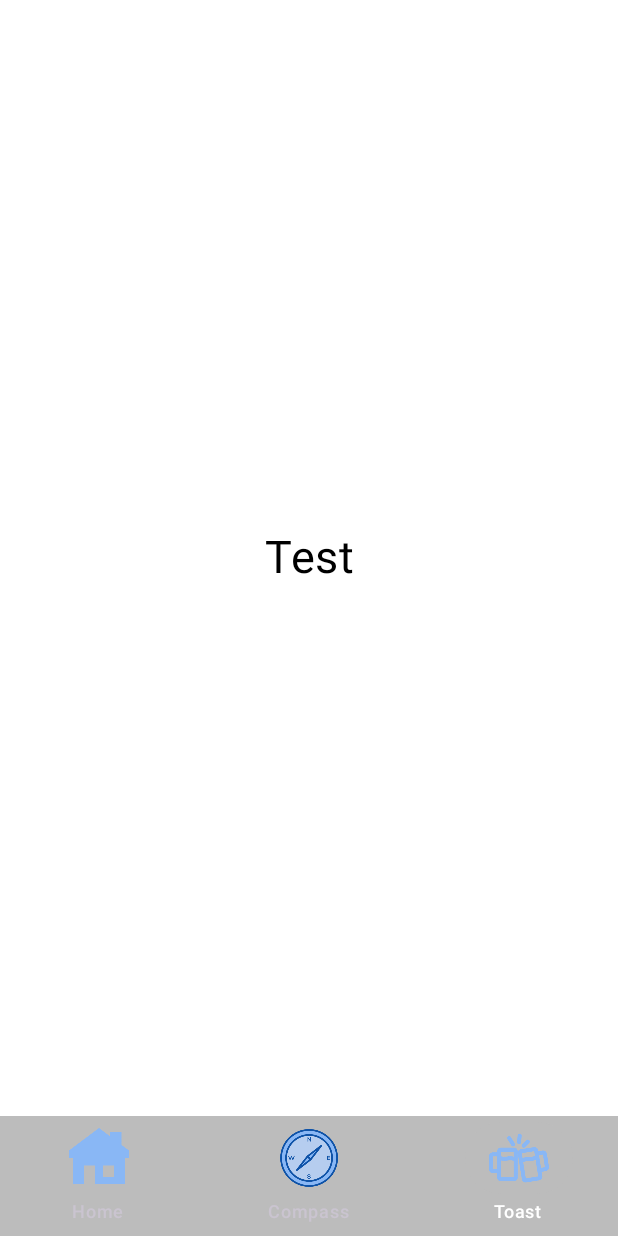
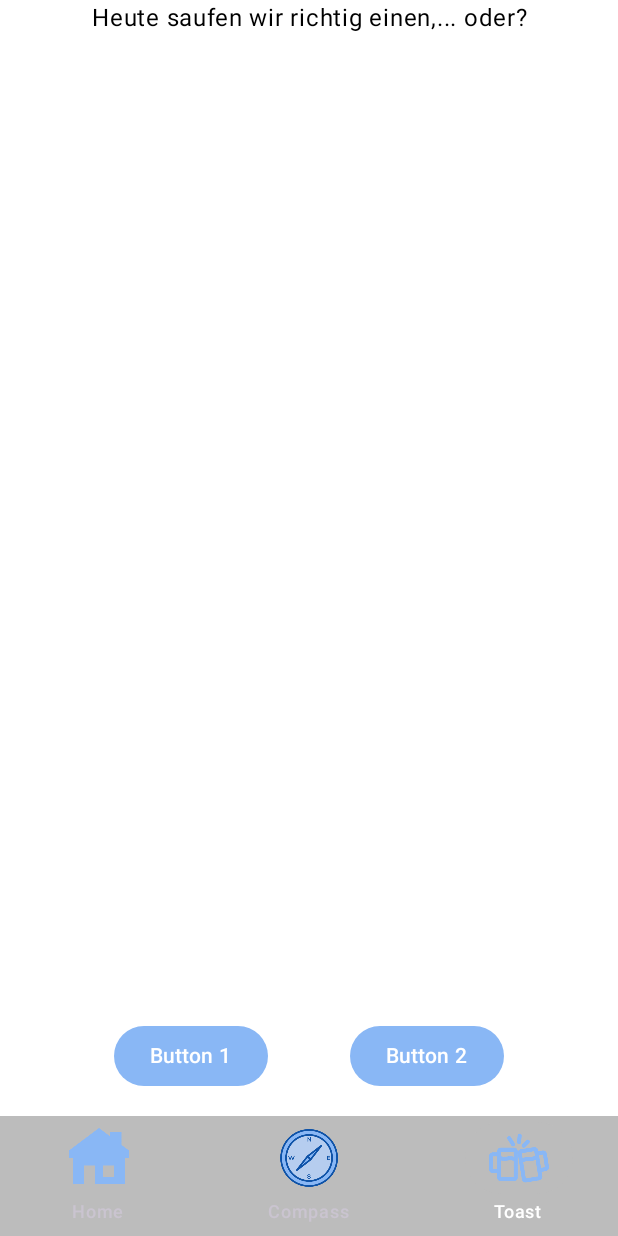
Before and after one commit to Trueffel-Hub/Trueffel-App, an Android app built with Jetpack Compose: the ToastScreen screen opened through its navigation route, on a phone screen of 412 x 824 dp. Run offline under Robolectric (Android 15) with nearby library versions, the light colour scheme and no system bars.

Commit message:
Random toast works but is still resetet after bottom nav

```diff
--- a/app/src/main/java/com/example/trueffel_app/MainActivity.kt
+++ b/app/src/main/java/com/example/trueffel_app/MainActivity.kt
@@ -13,16 +13,17 @@ import androidx.compose.ui.graphics.*
 import androidx.compose.ui.platform.LocalContext
 import androidx.compose.ui.res.painterResource
 import androidx.compose.ui.unit.dp
+import androidx.lifecycle.ViewModelProvider
 import androidx.lifecycle.viewmodel.compose.viewModel
 import androidx.navigation.NavHostController
 import androidx.navigation.compose.NavHost
 import androidx.navigation.compose.composable
 import androidx.navigation.compose.currentBackStackEntryAsState
 import androidx.navigation.compose.rememberNavController
+import com.example.trueffel_app.repository.ToastViewModel
 import com.example.trueffel_app.ui.screens.HomeScreen
 import com.example.trueffel_app.ui.screens.CompassScreen
 import com.example.trueffel_app.ui.screens.ToastScreen
-
 import com.example.trueffel_app.ui.theme.DemoTheme
 import com.geeksforgeeks.demo.utils.Constants
 
@@ -30,6 +31,8 @@ class MainActivity : ComponentActivity() {
     override fun onCreate(savedInstanceState: Bundle?) {
         super.onCreate(savedInstanceState)
         enableEdgeToEdge()
+        var toastViewModel = ViewModelProvider(this)[ToastViewModel::class.java]
+
         setContent {
             DemoTheme(dynamicColor = false, darkTheme = true) {
                 val navController = rememberNavController()
@@ -41,7 +44,7 @@ class MainActivity : ComponentActivity() {
                             BottomNavigationBar(navController = navController)
                         }, content = { padding ->
                             // Nav host: where screens are placed
-                            NavHostContainer(navController = navController, padding = padding)
+                            NavHostContainer(navController = navController, padding = padding, toastModel = toastViewModel)
                         }
                     )
                 }
@@ -53,9 +56,9 @@ class MainActivity : ComponentActivity() {
 @Composable
 fun NavHostContainer(
     navController: NavHostController,
-    padding: PaddingValues
+    padding: PaddingValues,
+    toastModel: ToastViewModel
 ) {
-
     NavHost(
         navController = navController,
         startDestination = "home",
@@ -68,7 +71,9 @@ fun NavHostContainer(
                 CompassScreen()
             }
             composable("toast") {
-                ToastScreen()
+
+
+                ToastScreen(toastModel)
             }
         }
     )
@@ -82,14 +87,11 @@ fun BottomNavigationBar(navController: NavHostController) {
         // set background color for navigation bar
         containerColor = Color(0xFFbcbcbc)) {
 
-        // observe the backstack
+
         val navBackStackEntry by navController.currentBackStackEntryAsState()
 
-        // observe current route to change the icon
-        // color,label color when navigated
         val currentRoute = navBackStackEntry?.destination?.route
 
-        // Bottom nav items we declared
         Constants.BottomNavItems.forEach { navItem ->
 
             // Place the bottom nav items
--- a/app/src/main/java/com/example/trueffel_app/ui/screens/ToastScreen.kt
+++ b/app/src/main/java/com/example/trueffel_app/ui/screens/ToastScreen.kt
@@ -25,34 +25,30 @@ import androidx.compose.ui.unit.dp
 import androidx.compose.ui.unit.sp
 import androidx.lifecycle.ViewModel
 import androidx.lifecycle.ViewModelProvider
+import androidx.lifecycle.viewmodel.compose.viewModel
 import com.example.trueffel_app.R
-import com.example.trueffel_app.models.readToastsFromXML
+import com.example.trueffel_app.repository.ToastViewModel
 
 
 @Composable
-fun ToastScreen() {
+fun ToastScreen(model: ToastViewModel
+
+) {
+    var displayedText by remember { mutableStateOf(model.startToast) }
+
     Column(
-        modifier = Modifier
-            .fillMaxSize()
-            .background(Color.White)
-            .padding(horizontal = 6.dp), // Abstand zum Rand
+        modifier = Modifier.fillMaxSize().background(Color.White).padding(horizontal = 6.dp),
         horizontalAlignment = Alignment.CenterHorizontally,
         verticalArrangement = Arrangement.Center
     ) {
-        Box(
-            modifier = Modifier
-                .fillMaxSize()
-                .padding(horizontal = 6.dp), // Abstand zum Rand
-            contentAlignment = Alignment.Center
-        ) {
+        Box(modifier = Modifier.fillMaxWidth().padding(horizontal = 6.dp), contentAlignment = Alignment.Center) {
             Text(
-                text = "Test",
+                text = displayedText,
                 color = Color.Black,
-                fontSize = 30.sp,
+                modifier = Modifier.fillMaxWidth(),
                 textAlign = TextAlign.Center,
-                modifier = Modifier.fillMaxWidth(),
                 maxLines = Int.MAX_VALUE,
-                softWrap = true // Ermöglicht Zeilenumbrüche
+                softWrap = true
             )
         }
 
@@ -66,15 +62,18 @@ fun ToastScreen() {
                 horizontalArrangement = Arrangement.SpaceEvenly
             ) {
                 Button(
-                    onClick = { },
-                    colors = ButtonDefaults.buttonColors(containerColor = Color(0xFF89B7F5)),
+                    onClick = {
+                        displayedText = model.getRandomToast().toString()
+
+                    },
+                    colors = ButtonDefaults.buttonColors(containerColor = Color(0xFF89B7F5))
                 ) {
                     Text("Button 1")
                 }
 
                 Button(
-                    onClick = { /* Aktion für Button 2 */ },
-                    colors = ButtonDefaults.buttonColors(containerColor = Color(0xFF89B7F5)),
+                    onClick = { },
+                    colors = ButtonDefaults.buttonColors(containerColor = Color(0xFF89B7F5))
                 ) {
                     Text("Button 2")
                 }
--- /dev/null
+++ b/app/src/main/java/com/example/trueffel_app/ui/viewmodel/ToastViewModel.kt
@@ -0,0 +1,30 @@
+package com.example.trueffel_app.repository
+
+import android.content.res.Resources
+import android.util.Xml
+import org.xmlpull.v1.XmlPullParser
+import androidx.lifecycle.ViewModel
+import com.example.trueffel_app.R
+
+class ToastViewModel : ViewModel() {
+
+    var startToast = "Heute saufen wir richtig einen,... oder?"
+
+
+    private val toasts = mutableListOf(
+        "Das ist der erste Toast.",
+        "Ein weiterer Toast erscheint.",
+        "XML kann für gespeicherte Daten genutzt werden.",
+        "XML kann für gespeicherte Daten genutzt werden. XML kann für gespeicherte Daten genutzt werden. XML kann für gespeicherte Daten genutzt werden. XML kann für gespeicherte Daten genutzt werden."
+    )
+
+    fun getRandomToast(): String? {
+        return if (toasts.isNotEmpty()) {
+            val toast = toasts.random()
+            toasts.remove(toast)
+            toast
+        } else {
+            "Alle Sprüche sind gesprochen. Ich hoffe ihr seid schon bei Marv im Garten."
+        }
+    }
+}
```
Also changed, not shown: app/src/main/java/com/example/trueffel_app/models/toasts.kt (deleted, +0 -26 lines), app/src/main/res/raw/toasts.xml (renamed from app/src/main/res/xml/toasts.xml).
